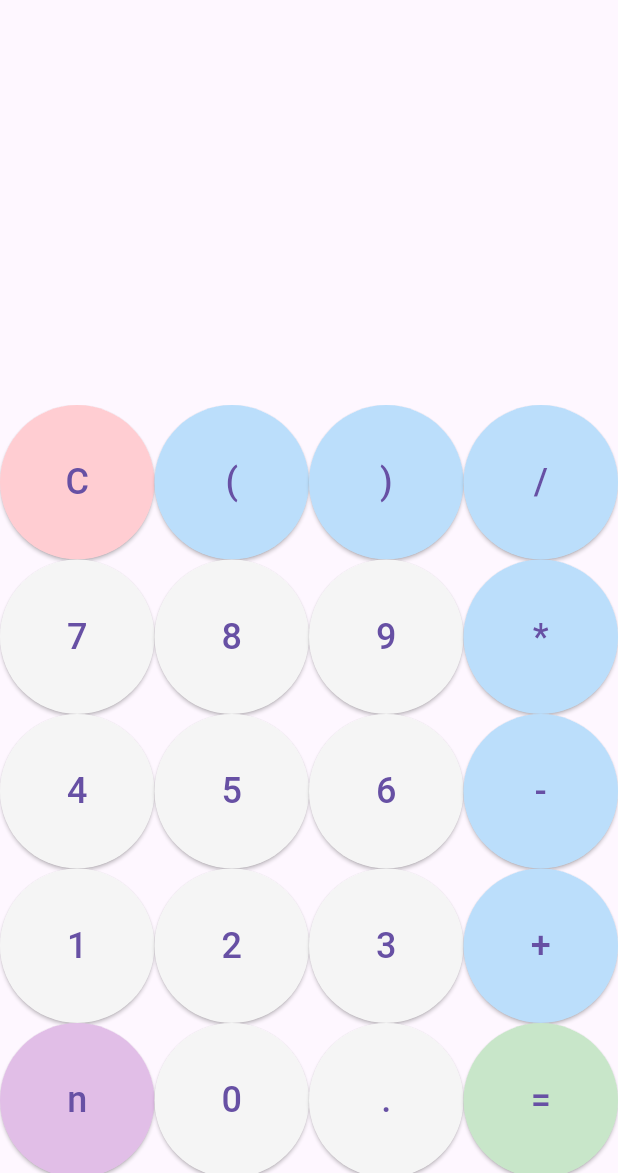
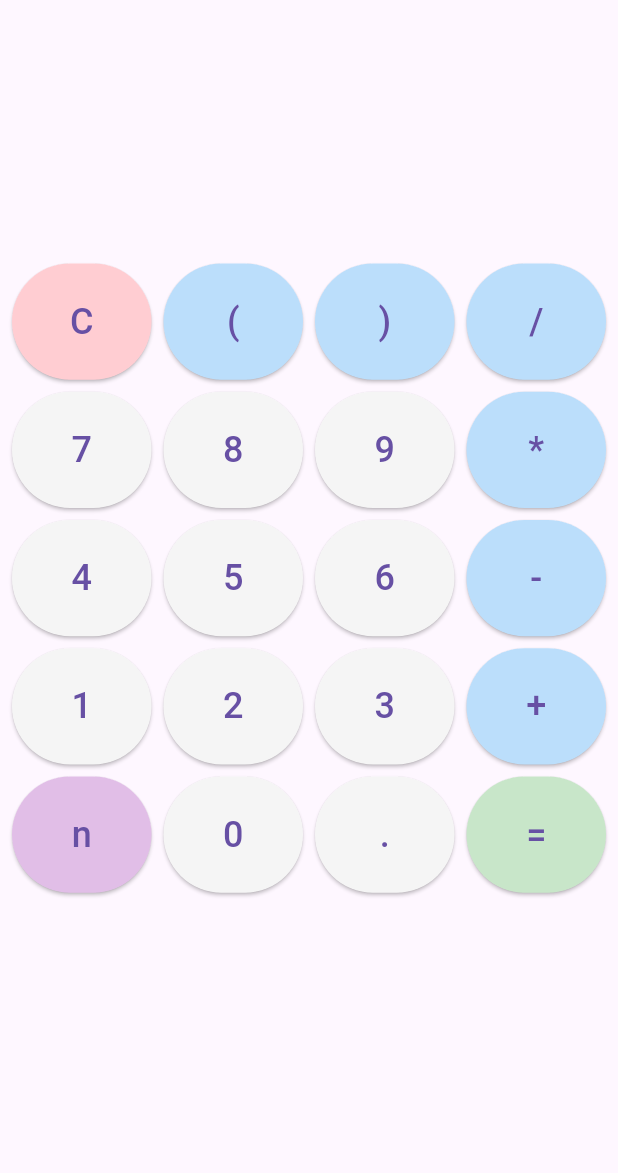
Before and after one commit to andro951/calculator, a Flutter app: the screen it shows after launch, on a phone screen of 412 x 824 dp, the part 63-1236 px from its top. Run offline on Flutter 3.47's test engine with Material 3 defaults, Android fonts, the phone set to English and light mode, and no system bars; missing offline and left inert: expressions.

Commit message:
Buttons less likely to go off screen.

```diff
--- a/lib/main.dart
+++ b/lib/main.dart
@@ -125,22 +125,37 @@ class _CalculatorState extends State<Calculator> {
       appBar: AppBar(
         title: const Text('Calculator'),
       ),
-      body: Column(
+      body: LayoutBuilder(
+        builder: (context, constraints) {
+          // Set a max width for the buttons (e.g., 600px)
+          double maxButtonWidth = constraints.maxWidth > 600 ? 600 : constraints.maxWidth;
+
+          return Column(
             children: <Widget>[
               Expanded(
                 child: Container(
                   padding: const EdgeInsets.all(16.0),
                   alignment: Alignment.bottomRight,
+                  child: SingleChildScrollView(
+                    scrollDirection: Axis.horizontal,
                     child: Text(
                       '$_expression$_result',
                       style: const TextStyle(fontSize: 32.0),
                     ),
                   ),
                 ),
+              ),
               Expanded(
-            flex: 2,
+                flex: 4, // Giving more room for buttons
+                child: Center( // Center the grid for wide screens
+                  child: Container(
+                    width: maxButtonWidth, // Constrain button width
                     child: GridView.count(
                       crossAxisCount: 4,
+                      childAspectRatio: 1.2, // Adjust button height-to-width ratio
+                      padding: const EdgeInsets.all(8.0),
+                      mainAxisSpacing: 8.0,
+                      crossAxisSpacing: 8.0,
                       children: <String>[
                         'C', '(', ')', '/',
                         '7', '8', '9', '*',
@@ -163,7 +178,11 @@ class _CalculatorState extends State<Calculator> {
                       }).toList(),
                     ),
                   ),
+                ),
+              ),
             ],
+          );
+        },
       ),
     );
   }
```
Lines whose indentation alone changed are shown as unchanged.
